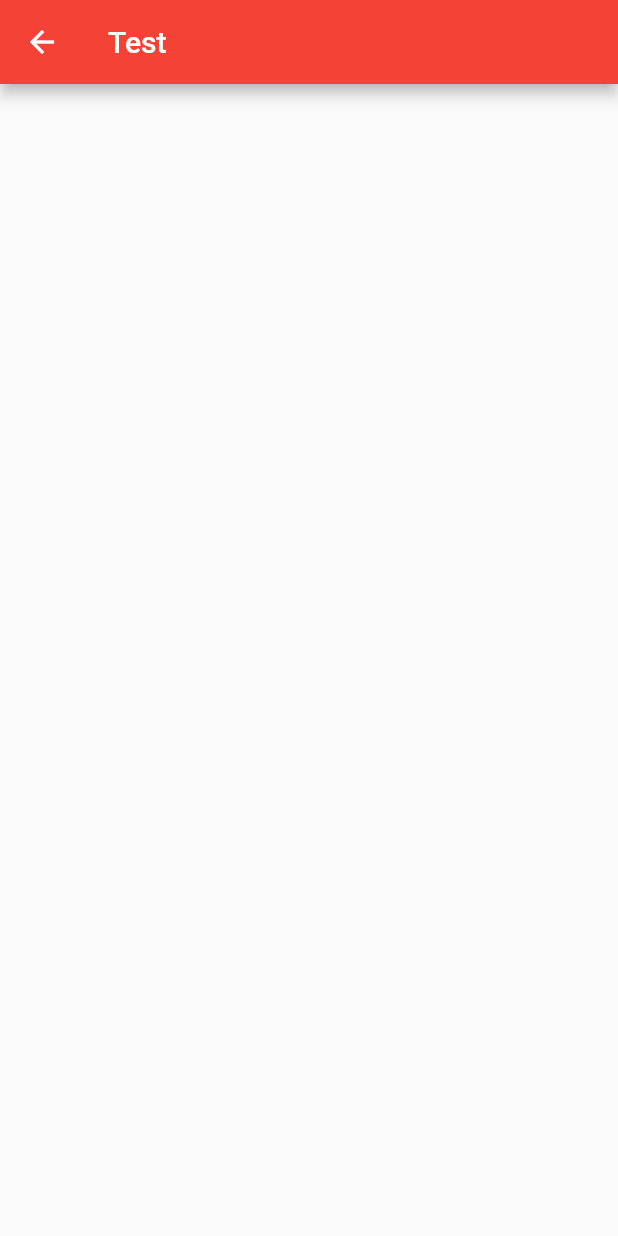
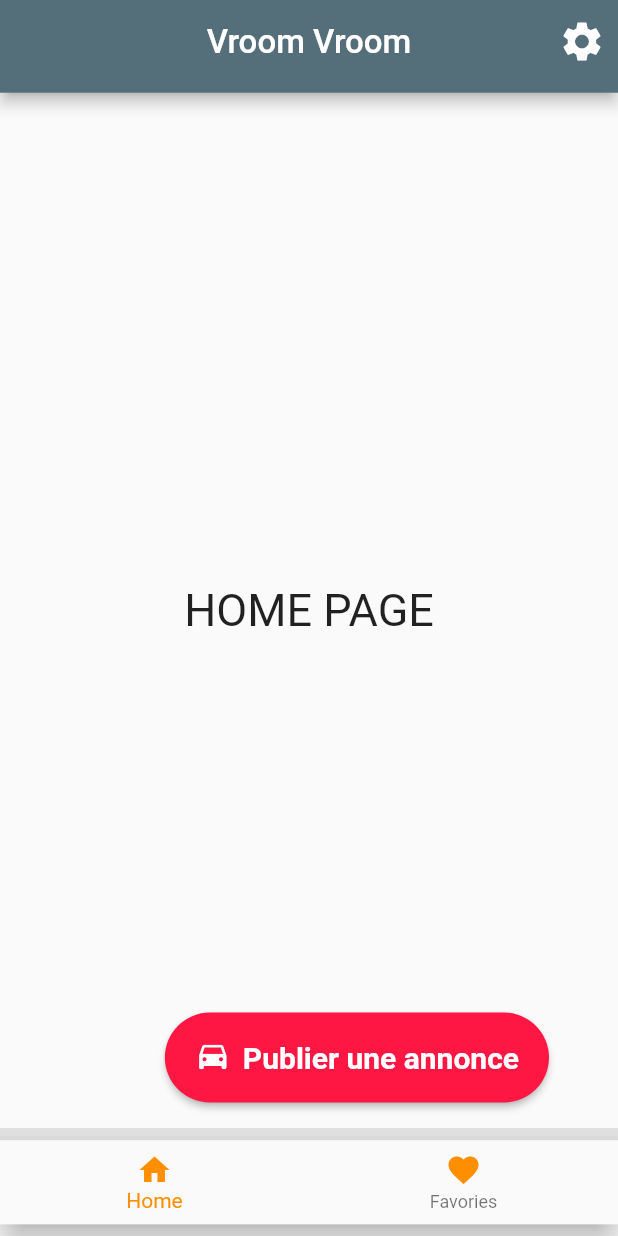
Before and after one commit to mamadou-wone/flutterRefont, a Flutter app: the HomePage screen opened directly, on a phone screen of 412 x 824 dp. Run offline on Flutter 3.47's test engine with Material 2 defaults, Android fonts, the phone set to English and light mode, and no system bars; our stand-ins replace page_transition, splashscreen.

Commit message:
Day32 #100DaysOfCode [32/100]

```diff
--- a/lib/CustumWidgets/CustumBottomBar.dart
+++ b/lib/CustumWidgets/CustumBottomBar.dart
@@ -1,6 +1,6 @@
 import 'package:flutter/material.dart';
 
-import '../Test.dart';
+import '../test.dart';
 
 class CustomBottomBar extends StatefulWidget {
   final BuildContext context;
@@ -31,12 +31,14 @@ class _CustomBottomBarState extends State<CustomBottomBar> {
   void _onItemTapped(int index) {
     setState(() {
       _selectedIndex = index;
+      // print(_selectedIndex);
       switch (index) {
         case 0:
           Navigator.pushReplacementNamed(context, "/home");
           break;
         case 1:
           Navigator.pushReplacementNamed(context, "/test");
+          print(_selectedIndex + 1);
           break;
         // default:
       }
@@ -59,12 +61,28 @@ class _CustomBottomBarState extends State<CustomBottomBar> {
     return BottomNavigationBar(
       items: <BottomNavigationBarItem>[
         BottomNavigationBarItem(
-          icon: Icon(Icons.home),
-          title: Text('Home'),
+          icon: Icon(
+            Icons.home,
+            color: Colors.amber[800],
+          ),
+          title: Text(
+            'Home',
+            style: TextStyle(
+              color: Colors.amber[800],
+            ),
+          ),
         ),
         BottomNavigationBarItem(
-          icon: Icon(Icons.favorite),
-          title: Text('Favories'),
+          icon: Icon(
+            Icons.favorite,
+            color: Colors.amber[800],
+          ),
+          title: Text(
+            'Favories',
+            style: TextStyle(
+              color: Colors.amber[800],
+            ),
+          ),
         ),
       ],
       currentIndex: _selectedIndex,
--- a/lib/homePage.dart
+++ b/lib/homePage.dart
@@ -1,4 +1,8 @@
 import 'package:flutter/material.dart';
+
+import 'CustumWidgets/CustumAppBar.dart';
+import 'CustumWidgets/CustumBottomBar.dart';
+import 'CustumWidgets/CustumButton.dart';
 
 class HomePage extends StatefulWidget {
   @override
@@ -8,11 +12,25 @@ class HomePage extends StatefulWidget {
 class _HomePageState extends State<HomePage> {
   @override
   Widget build(BuildContext context) {
+    double screenWidth = MediaQuery.of(context).size.width;
+    double screenHeigth = MediaQuery.of(context).size.height;
     return Scaffold(
-      appBar: AppBar(
-        title: Text('Test'),
+      appBar: CustumAppBar(
+        context: context,
+        widthScreen: screenWidth,
+        heightScreen: screenHeigth,
       ),
-      body: Container(),
+      floatingActionButton: CustumButton(onPressed: () {}),
+      bottomNavigationBar: CustomBottomBar(
+          context: context,
+          heightScrenn: screenHeigth,
+          widthScreen: screenWidth),
+      body: Center(
+        child: Text(
+          'HOME PAGE',
+          style: TextStyle(fontSize: 30.0),
+        ),
+      ),
     );
   }
 }
--- a/lib/main.dart
+++ b/lib/main.dart
@@ -1,16 +1,24 @@
 import 'package:TrainingApp/CountrieCases.dart';
 import 'package:TrainingApp/Covid.dart';
 import 'package:TrainingApp/Intro.dart';
-import 'package:TrainingApp/SecondPage.dart';
-import 'package:TrainingApp/Test.dart';
+import 'package:TrainingApp/Favories.dart';
+import 'package:TrainingApp/Post.dart';
+import 'package:TrainingApp/test.dart';
+import 'package:TrainingApp/homePage.dart';
 import 'package:flutter/material.dart';
 import 'package:page_transition/page_transition.dart';
+import 'package:splashscreen/splashscreen.dart';
 
 void main() => runApp(MyApp());
 
-class MyApp extends StatelessWidget {
+class MyApp extends StatefulWidget {
   // GOOD
 
+  @override
+  _MyAppState createState() => _MyAppState();
+}
+
+class _MyAppState extends State<MyApp> {
   @override
   Widget build(BuildContext context) {
     return MaterialApp(
@@ -23,13 +31,29 @@ class MyApp extends StatelessWidget {
         switch (settings.name) {
           case "/":
             return PageTransition(
-                child: Intro(), type: PageTransitionType.fade);
+                child: new SplashScreen(
+                    seconds: 5,
+                    navigateAfterSeconds: new HomePage(),
+                    title: new Text(
+                      'Vroom Vroom',
+                      style: TextStyle(
+                          fontFamily: 'Roboto',
+                          fontSize: 35.0,
+                          fontWeight: FontWeight.bold,
+                          color: Colors.white),
+                    ),
+                    backgroundColor: Colors.blueGrey[600],
+                    styleTextUnderTheLoader: new TextStyle(),
+                    loaderColor: Colors.white),
+                type: PageTransitionType.rightToLeft);
             break;
           case "/home":
-            return PageTransition(child: Test(), type: PageTransitionType.fade);
+            return PageTransition(
+                child: HomePage(), type: PageTransitionType.fade);
             break;
           case "/test":
-            return PageTransition(child: Test(), type: PageTransitionType.fade);
+            return PageTransition(
+                child: Favories(), type: PageTransitionType.fade);
             break;
           default:
             return null;
--- a/pubspec.yaml
+++ b/pubspec.yaml
@@ -15,6 +15,7 @@ dependencies:
   cupertino_icons: ^0.1.3
   english_words: ^3.1.5
   page_transition: ^1.1.6
+  splashscreen: ^1.2.0
   # audioplayers: ^0.15.1
   # rflutter_alert: ^1.0.3
   http: ^0.12.2
```
Also changed, not shown: lib/Favories.dart (renamed from lib/SecondPage.dart, +14 -6 lines), lib/Test.dart (+8 -1 lines), pubspec.lock.
